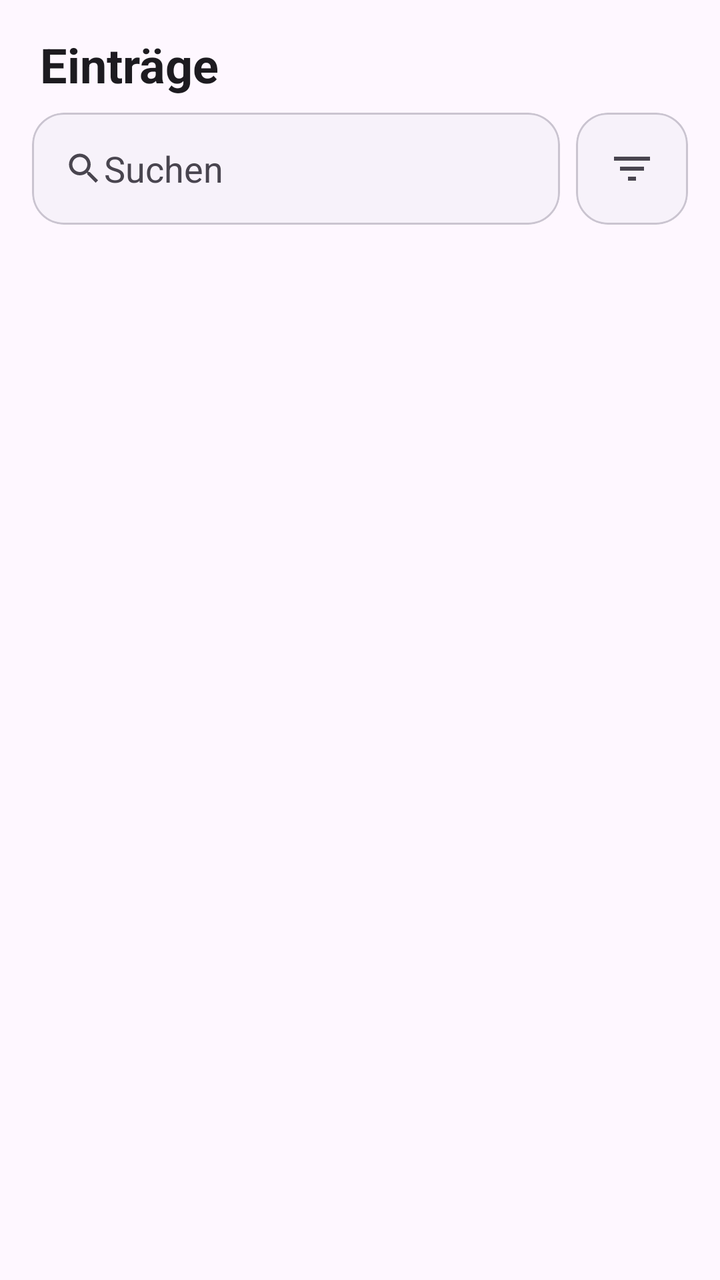
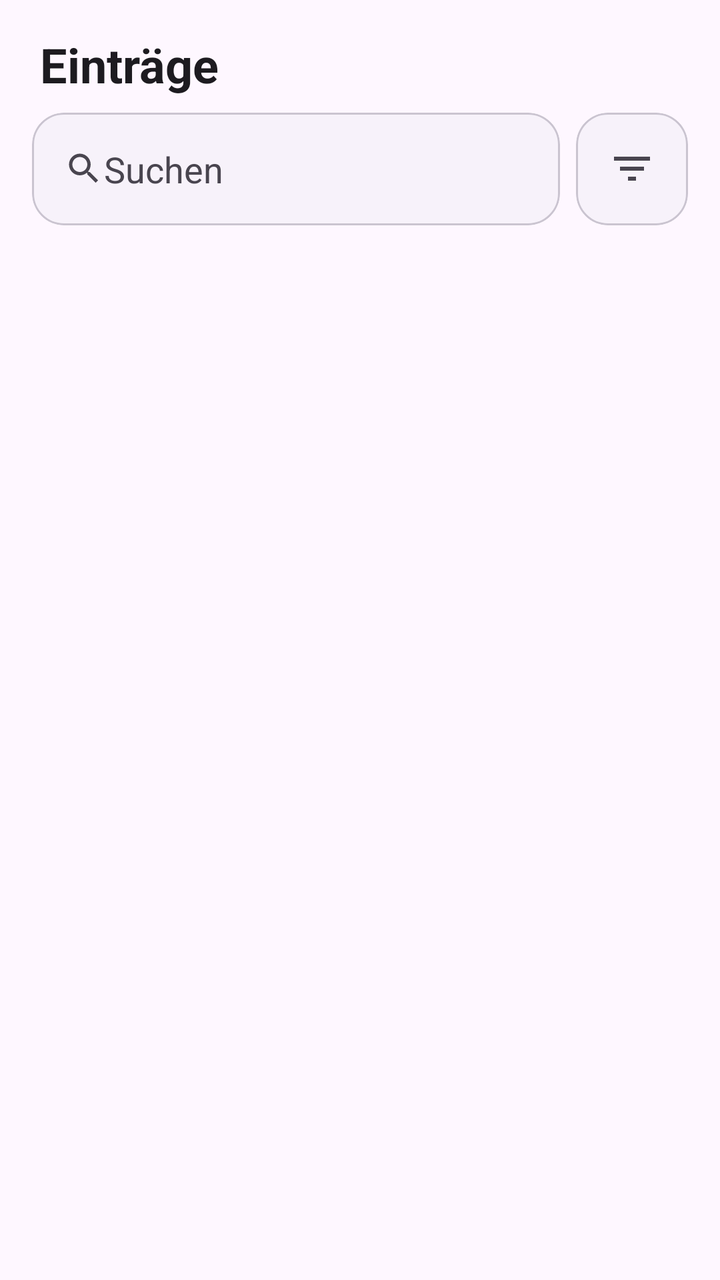

Two renders of the same Android screen: before a commit and after it. Below are the layout's source before the change and the commit's diff.
<!-- AndroidManifest.xml: application theme Theme.Logbook.Brown -->
<!-- res/layout/fragment_entries.xml -->
<?xml version="1.0" encoding="utf-8"?>
<LinearLayout xmlns:android="http://schemas.android.com/apk/res/android"
    xmlns:app="http://schemas.android.com/apk/res-auto"
    android:layout_width="match_parent"
    android:layout_height="match_parent"
    android:background="?android:attr/colorBackground"
    android:orientation="vertical">

    <com.google.android.material.button.MaterialButton
        android:id="@+id/btn_back_entries"
        style="?attr/materialIconButtonStyle"
        android:layout_width="48dp"
        android:layout_height="48dp"
        android:layout_marginStart="8dp"
        android:layout_marginTop="8dp"
        android:visibility="gone"
        app:backgroundTint="?attr/colorSurfaceContainerHigh"
        app:icon="@drawable/ic_arrow_back"
        app:iconSize="24dp"
        app:iconTint="?attr/colorOnSurface"
        app:shapeAppearanceOverlay="@style/ShapeAppearance.Logbook.Button.Circle"
        app:contentDescription="@string/btn_back" />

    <TextView
        android:layout_width="wrap_content"
        android:layout_height="wrap_content"
        android:layout_marginStart="20dp"
        android:layout_marginTop="16dp"
        android:text="@string/entries_title"
        android:textAppearance="@style/TextAppearance.Material3.HeadlineSmall"
        android:textStyle="bold" />

    <LinearLayout
        android:layout_width="match_parent"
        android:layout_height="wrap_content"
        android:layout_marginTop="8dp"
        android:gravity="center_vertical"
        android:orientation="horizontal"
        android:paddingHorizontal="16dp">

        <com.google.android.material.card.MaterialCardView
            android:layout_width="0dp"
            android:layout_height="56dp"
            android:layout_weight="1"
            app:cardBackgroundColor="?attr/colorSurfaceContainerLow"
            app:cardCornerRadius="16dp"
            app:cardElevation="0dp"
            app:contentPadding="16dp"
            app:shapeAppearanceOverlay="@style/ShapeAppearance.Logbook.Tile.Full"
            app:strokeColor="?attr/colorOutlineVariant"
            app:strokeWidth="1dp">

            <LinearLayout
                android:layout_width="match_parent"
                android:layout_height="match_parent"
                android:gravity="center_vertical"
                android:orientation="horizontal">

                <ImageView
                    android:layout_width="20dp"
                    android:layout_height="20dp"
                    android:importantForAccessibility="no"
                    android:src="@drawable/ic_search"
                    app:tint="?attr/colorOnSurfaceVariant" />

                <EditText
                    android:id="@+id/et_entry_search"
                    android:layout_width="match_parent"
                    android:layout_height="match_parent"
                    android:background="@null"
                    android:hint="@string/entries_search_hint"
                    android:imeOptions="actionSearch"
                    android:inputType="text"
                    android:maxLines="1"
                    android:padding="0dp"
                    android:singleLine="true"
                    android:textColor="?attr/colorOnSurface"
                    android:textColorHint="?attr/colorOnSurfaceVariant" />
            </LinearLayout>
        </com.google.android.material.card.MaterialCardView>

        <com.google.android.material.card.MaterialCardView
            android:id="@+id/tile_entry_filter"
            android:layout_width="56dp"
            android:layout_height="56dp"
            android:layout_marginStart="8dp"
            android:clickable="true"
            android:focusable="true"
            app:cardBackgroundColor="?attr/colorSurfaceContainerLow"
            app:cardCornerRadius="16dp"
            app:cardElevation="0dp"
            app:shapeAppearanceOverlay="@style/ShapeAppearance.Logbook.Tile.Full"
            app:strokeColor="?attr/colorOutlineVariant"
            app:strokeWidth="1dp">

            <ImageView
                android:id="@+id/iv_filter_icon"
                android:layout_width="24dp"
                android:layout_height="24dp"
                android:layout_gravity="center"
                android:contentDescription="@string/entries_filter_desc"
                android:src="@drawable/ic_filter" />
        </com.google.android.material.card.MaterialCardView>
    </LinearLayout>

    <FrameLayout
        android:layout_width="match_parent"
        android:layout_height="0dp"
        android:layout_weight="1">

        <androidx.recyclerview.widget.RecyclerView
            android:id="@+id/entries_list"
            android:layout_width="match_parent"
            android:layout_height="match_parent"
            android:clipToPadding="false"
            android:paddingHorizontal="16dp"
            android:paddingTop="4dp"
            android:paddingBottom="16dp" />

        <ProgressBar
            android:id="@+id/entries_progress"
            android:layout_width="wrap_content"
            android:layout_height="wrap_content"
            android:layout_gravity="center"
            android:visibility="gone" />

        <TextView
            android:id="@+id/entries_empty"
            android:layout_width="wrap_content"
            android:layout_height="wrap_content"
            android:layout_gravity="center"
            android:padding="16dp"
            android:textSize="16sp"
            android:visibility="gone" />
    </FrameLayout>
</LinearLayout>
<!-- resources referenced by this layout -->
<resources>
  <!-- drawable ic_arrow_back (drawable) -->
  <vector xmlns:android="http://schemas.android.com/apk/res/android"
      android:width="24dp"
      android:height="24dp"
      android:viewportWidth="24"
      android:viewportHeight="24">
      <path
          android:fillColor="#FF000000"
          android:pathData="M20,11H7.83l5.59,-5.59L12,4l-8,8 8,8 1.41,-1.41L7.83,13H20v-2z" />
  </vector>
  <!-- drawable ic_filter (drawable) -->
  <?xml version="1.0" encoding="utf-8"?>
  <vector xmlns:android="http://schemas.android.com/apk/res/android"
      android:width="24dp"
      android:height="24dp"
      android:viewportWidth="24"
      android:viewportHeight="24"
      android:tint="?attr/colorOnSurfaceVariant">
      <path
          android:fillColor="@android:color/white"
          android:pathData="M10,18h4v-2h-4v2zM3,6v2h18V6H3zM6,13h12v-2H6v2z" />
  </vector>
  <!-- drawable ic_search (drawable) -->
  <vector xmlns:android="http://schemas.android.com/apk/res/android"
      android:width="24dp"
      android:height="24dp"
      android:viewportWidth="24"
      android:viewportHeight="24"
      android:tint="?attr/colorOnPrimaryContainer">
      <path
          android:fillColor="@android:color/white"
          android:pathData="M15.5,14h-0.79l-0.28,-0.27C15.41,12.59 16,11.11 16,9.5 16,5.91 13.09,3 9.5,3S3,5.91 3,9.5 5.91,16 9.5,16c1.61,0 3.09,-0.59 4.23,-1.57l0.27,0.28v0.79l5,4.99L20.49,19l-4.99,-5zM9.5,14C7.01,14 5,11.99 5,9.5S7.01,5 9.5,5 14,7.01 14,9.5 11.99,14 9.5,14z" />
  </vector>
  <string name="btn_back">Zurück</string>
  <string name="entries_filter_desc">Filter</string>
  <string name="entries_search_hint">Suchen</string>
  <string name="entries_title">Einträge</string>
  <style name="ShapeAppearance.Logbook.Button.Circle" parent="">
          <item name="cornerFamily">rounded</item>
          <item name="cornerSize">50%</item>
      </style>
  <style name="ShapeAppearance.Logbook.Tile.Full" parent="">
          <item name="cornerFamily">rounded</item>
          <item name="cornerSizeTopLeft">16dp</item>
          <item name="cornerSizeTopRight">16dp</item>
          <item name="cornerSizeBottomRight">16dp</item>
          <item name="cornerSizeBottomLeft">16dp</item>
      </style>
  <style name="Theme.Logbook" parent="Base.Theme.Logbook">
          <item name="android:navigationBarColor">@android:color/transparent</item>
          <item name="android:statusBarColor">@android:color/transparent</item>
          <item name="android:windowLightStatusBar">?attr/isLightTheme</item>
      </style>
  <color name="accent_brown_primary">#FFE8C898</color>
  <color name="accent_brown_on_primary">#FF2D1600</color>
  <color name="accent_brown_primary_container">#FFF4E0D3</color>
  <color name="accent_brown_on_primary_container">#FF221B10</color>
  <color name="accent_brown_secondary">#FF635E58</color>
  <color name="accent_brown_on_secondary">#FFFFFFFF</color>
  <color name="accent_brown_secondary_container">#FFE9E2DA</color>
  <color name="accent_brown_on_secondary_container">#FF1F1A16</color>
  <color name="accent_brown_tertiary">#FF6D5B2F</color>
  <color name="accent_brown_on_tertiary">#FFFFFFFF</color>
  <color name="accent_brown_tertiary_container">#FFF6E0A8</color>
  <color name="accent_brown_on_tertiary_container">#FF221A00</color>
  <style name="Base.Theme.Logbook" parent="Theme.Material3.DayNight.NoActionBar">
          
          
      </style>
  <!-- unchanged entries left out for length: 1 -->
</resources>

<!-- the commit's change to res/layout/fragment_entries.xml (unified diff, before → after) -->
@@ -40,8 +40,9 @@
 
         <com.google.android.material.card.MaterialCardView
             android:layout_width="0dp"
-            android:layout_height="56dp"
+            android:layout_height="wrap_content"
             android:layout_weight="1"
+            android:minHeight="56dp"
             app:cardBackgroundColor="?attr/colorSurfaceContainerLow"
             app:cardCornerRadius="16dp"
             app:cardElevation="0dp"
@@ -52,7 +53,8 @@
 
             <LinearLayout
                 android:layout_width="match_parent"
-                android:layout_height="match_parent"
+                android:layout_height="wrap_content"
+                android:minHeight="24dp"
                 android:gravity="center_vertical"
                 android:orientation="horizontal">
 
@@ -66,7 +68,7 @@
                 <EditText
                     android:id="@+id/et_entry_search"
                     android:layout_width="match_parent"
-                    android:layout_height="match_parent"
+                    android:layout_height="wrap_content"
                     android:background="@null"
                     android:hint="@string/entries_search_hint"
                     android:imeOptions="actionSearch"
@@ -82,7 +84,7 @@
         <com.google.android.material.card.MaterialCardView
             android:id="@+id/tile_entry_filter"
             android:layout_width="56dp"
-            android:layout_height="56dp"
+            android:layout_height="match_parent"
             android:layout_marginStart="8dp"
             android:clickable="true"
             android:focusable="true"
